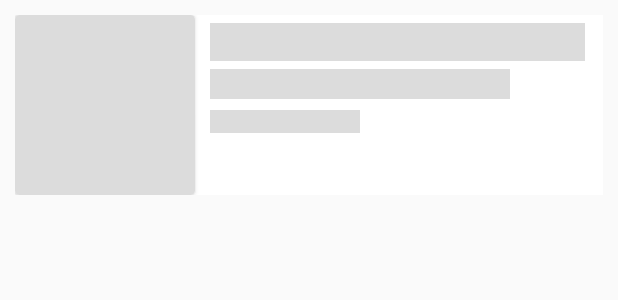
After one commit to anathayna/rule-them-all, an Android app: the layout product_card_placeholder.xml on its own in the app's theme, with its tools: preview values and no code run, on a phone screen of 412 x 824 dp. The commit adds this screen. Shown: the top 300 px of the screen. Run offline under Robolectric (Android 15) with nearby library versions, the phone set to English and light mode, and no system bars.

Commit message:
adicionando o shimmeeer ficou muito lindu <3

```diff
--- a/app/build.gradle
+++ b/app/build.gradle
@@ -45,6 +45,7 @@ dependencies {
     implementation 'com.google.firebase:firebase-auth:16.0.5'
     implementation 'com.firebaseui:firebase-ui-auth:6.4.0'
     implementation 'com.google.firebase:firebase-database:17.0.0'
+    implementation 'com.facebook.shimmer:shimmer:0.5.0'
     testImplementation 'junit:junit:4.12'
     androidTestImplementation 'androidx.test.ext:junit:1.1.1'
     androidTestImplementation 'androidx.test.espresso:espresso-core:3.2.0'
--- /dev/null
+++ b/app/src/main/res/layout/product_card_placeholder.xml
@@ -0,0 +1,62 @@
+<?xml version="1.0" encoding="utf-8"?>
+<androidx.cardview.widget.CardView xmlns:android="http://schemas.android.com/apk/res/android"
+    xmlns:app="http://schemas.android.com/apk/res-auto"
+    android:layout_width="match_parent"
+    android:layout_height="wrap_content"
+    android:layout_marginLeft="10dp"
+    android:layout_marginTop="10dp"
+    android:layout_marginRight="10dp"
+    android:layout_marginBottom="5dp"
+    app:cardCornerRadius="0dp"
+    app:cardElevation="0dp">
+
+    <LinearLayout
+        android:layout_width="match_parent"
+        android:layout_height="match_parent">
+
+        <androidx.cardview.widget.CardView
+            android:layout_width="wrap_content"
+            android:layout_height="wrap_content"
+            app:cardCornerRadius="3dp">
+
+            <View
+                android:layout_width="120dp"
+                android:layout_height="120dp"
+                android:background="#DCDCDC" />
+        </androidx.cardview.widget.CardView>
+
+        <LinearLayout
+            android:layout_width="match_parent"
+            android:layout_height="match_parent"
+            android:orientation="vertical" >
+
+            <View
+                android:layout_width="250dp"
+                android:layout_height="25dp"
+                android:layout_marginLeft="10dp"
+                android:layout_marginTop="5dp"
+                android:layout_marginRight="10dp"
+                android:layout_marginBottom="5dp"
+                android:background="#DCDCDC"
+                android:textSize="18sp" />
+
+            <View
+                android:layout_width="200dp"
+                android:layout_height="20dp"
+                android:layout_marginLeft="10dp"
+                android:layout_marginRight="10dp"
+                android:layout_marginBottom="5dp"
+                android:background="#DCDCDC" />
+
+            <View
+                android:layout_width="100dp"
+                android:layout_height="15dp"
+                android:layout_marginLeft="10dp"
+                android:layout_marginTop="2dp"
+                android:layout_marginRight="10dp"
+                android:layout_marginBottom="5dp"
+                android:background="#DCDCDC"
+                android:textSize="13sp" />
+        </LinearLayout>
+    </LinearLayout>
+</androidx.cardview.widget.CardView>
```
Also changed, not shown: app/src/main/java/br/fetter/rulethemall/activities/HomeListActivity.kt (+30 -1 lines), app/src/main/res/layout/home_list.xml (+31 -1 lines).
